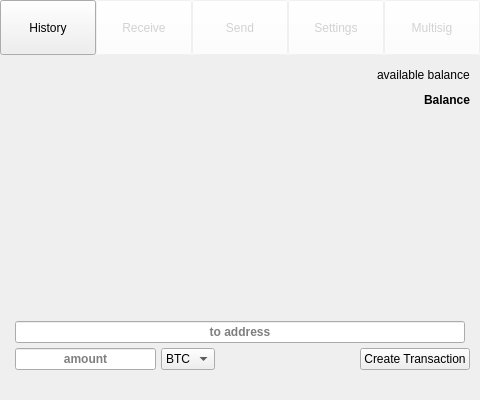
Above: src/qt/ui/overview.ui from jonasschnelli/dbb-app before the change. Below: the same form after it.
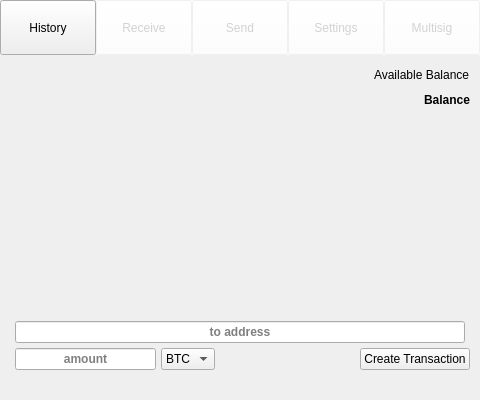
That is the form after the change. Icons and pictures are not drawn. Custom widgets are drawn as their Qt base class.

Commit message: Simple text overhaul

Patch:
```diff
--- a/src/qt/ui/overview.ui
+++ b/src/qt/ui/overview.ui
@@ -1030,7 +1030,7 @@
          <item>
           <widget class="QLabel" name="label_3">
            <property name="text">
-            <string>available balance</string>
+            <string>Available Balance</string>
            </property>
           </widget>
          </item>
```
Left out of the diff: 2 changed lines with no effect on the pictures. The commit also changes 1 other file.
